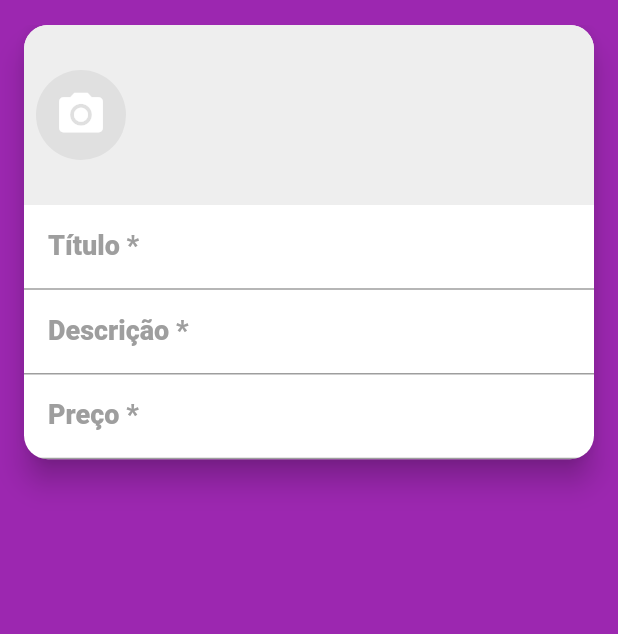
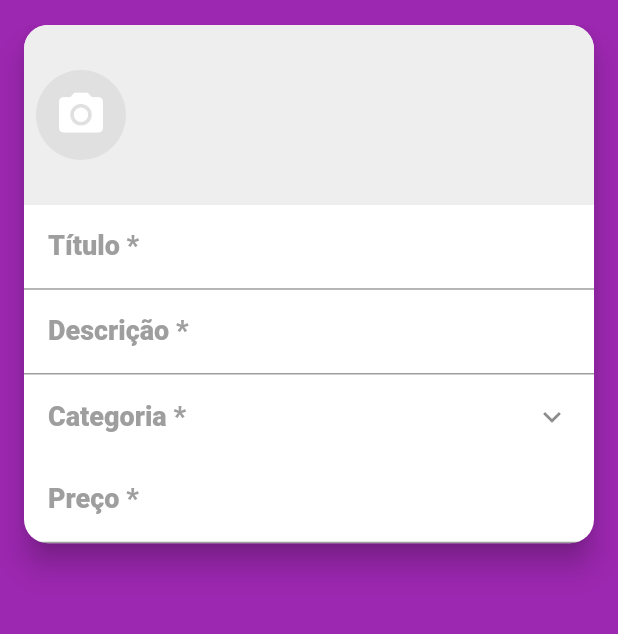
Before and after one commit to Mjsilva7/mobX, a Flutter app: the screen it shows after launch, swiped to page 2, on a phone screen of 412 x 824 dp, the part 59-693 px from its top. Run offline on Flutter 3.47's test engine with Material 2 defaults, Android fonts, the phone set to English and light mode, and no system bars; our stand-ins replace brasil_fields, flutter_mobx, get_it, image_cropper, image_picker, mobx and 1 more; accounts and stored records are empty; generated files the repository leaves out were written again; network calls fail; statements that could not run were skipped.

Commit message:
Novas implementações
implementações novas

```diff
--- a/xlomobX/lib/main.dart
+++ b/xlomobX/lib/main.dart
@@ -3,6 +3,8 @@ import 'package:get_it/get_it.dart';
 import 'package:parse_server_sdk_flutter/parse_server_sdk.dart';
 import 'package:xlomobX/repositories/category_repository.dart';
 import 'package:xlomobX/screens/base/base_screen.dart';
+import 'package:xlomobX/screens/category/category_screen.dart';
+import 'package:xlomobX/store/category_store.dart';
 import 'package:xlomobX/store/page_store.dart';
 import 'package:xlomobX/store/user_manager_store.dart';
 
@@ -16,6 +18,7 @@ void main() async {
 void setupLocators() {
   GetIt.I.registerSingleton(PageStore());
   GetIt.I.registerSingleton(UserManagerStore());
+  GetIt.I.registerSingleton(CategoryStore());
 }
 
 Future<void> initializeParse() async {
@@ -26,8 +29,6 @@ Future<void> initializeParse() async {
     autoSendSessionId: true,
     debug: true,
   );
-
-  final categories = await CategoryRepository().getList();
 }
 
 class MyApp extends StatelessWidget {
--- /dev/null
+++ b/xlomobX/lib/screens/create/components/category_field.dart
@@ -0,0 +1,57 @@
+import 'package:flutter/material.dart';
+import 'package:flutter_mobx/flutter_mobx.dart';
+import 'package:xlomobX/screens/category/category_screen.dart';
+import 'package:xlomobX/store/create_store.dart';
+
+class CategoryField extends StatelessWidget {
+  CategoryField(this.createStore);
+
+  final CreateStore createStore;
+
+  @override
+  Widget build(BuildContext context) {
+    return Observer(builder: (_) {
+      return ListTile(
+        title: createStore.category == null
+            ? Text(
+                'Categoria *',
+                style: TextStyle(
+                  fontWeight: FontWeight.w800,
+                  color: Colors.grey,
+                  fontSize: 18,
+                ),
+              )
+            : Text(
+                'Categoria *',
+                style: TextStyle(
+                  fontWeight: FontWeight.w700,
+                  color: Colors.grey,
+                  fontSize: 14,
+                ),
+              ),
+        subtitle: createStore.category == null
+            ? null
+            : Text(
+                '${createStore.category.description}',
+                style: TextStyle(
+                  color: Colors.black,
+                  fontSize: 17,
+                ),
+              ),
+        trailing: Icon(Icons.keyboard_arrow_down),
+        onTap: () async {
+          final category = await showDialog(
+            context: context,
+            builder: (_) => CategoryScreen(
+              showAll: false,
+              selected: createStore.category,
+            ),
+          );
+          if (category != null) {
+            createStore.setCategory(category);
+          }
+        },
+      );
+    });
+  }
+}
--- a/xlomobX/lib/screens/create/create_screen.dart
+++ b/xlomobX/lib/screens/create/create_screen.dart
@@ -2,6 +2,7 @@ import 'package:brasil_fields/brasil_fields.dart';
 import 'package:flutter/material.dart';
 import 'package:flutter/services.dart';
 import 'package:xlomobX/components/custom_drawer/custom_drawer.dart';
+import 'package:xlomobX/screens/create/components/category_field.dart';
 import 'package:xlomobX/screens/create/components/images_field.dart';
 import 'package:xlomobX/store/create_store.dart';
 
@@ -44,6 +45,7 @@ class CreateScreen extends StatelessWidget {
               ),
               maxLines: null,
             ),
+            CategoryField(createStore),
             TextFormField(
                 decoration: InputDecoration(
                   labelText: 'Preço *',
```
Also changed, not shown: xlomobX/lib/screens/category/category_screen.dart (added, +80 -0 lines), xlomobX/lib/store/category_store.dart (added, +43 -0 lines), xlomobX/lib/store/create_store.dart (+7 -0 lines), xlomobX/lib/store/category_store.g.dart (added), xlomobX/lib/store/create_store.g.dart.
